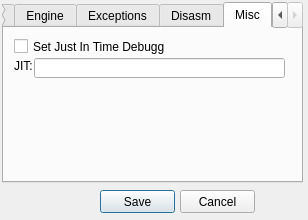
The window that x64_dbg_gui/Project/Src/Gui/SettingsDialog.ui (x64dbg/x64dbg) describes before a commit, drawn with Qt 5.
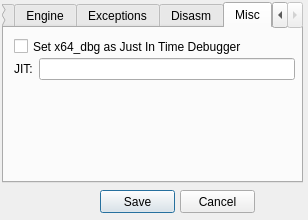
The same window after the commit. The open tabs and pages were chosen to show the change. Icons and pictures are not drawn.

What changed in the file:
```diff
--- a/x64_dbg_gui/Project/Src/Gui/SettingsDialog.ui
+++ b/x64_dbg_gui/Project/Src/Gui/SettingsDialog.ui
@@ -469,39 +469,39 @@
       <rect>
        <x>10</x>
        <y>10</y>
-       <width>151</width>
+       <width>281</width>
        <height>17</height>
       </rect>
      </property>
      <property name="text">
-      <string>Set Just In Time Debugger</string>
+      <string>Set x64_dbg as Just In Time Debugger</string>
      </property>
     </widget>
-    <widget class="QLabel" name="label">
+    <widget class="QWidget" name="">
      <property name="geometry">
       <rect>
        <x>10</x>
        <y>30</y>
-       <width>21</width>
-       <height>16</height>
+       <width>281</width>
+       <height>22</height>
       </rect>
      </property>
-     <property name="text">
-      <string>JIT:</string>
-     </property>
-    </widget>
-    <widget class="QLineEdit" name="editJIT">
-     <property name="geometry">
-      <rect>
-       <x>30</x>
-       <y>30</y>
-       <width>251</width>
-       <height>20</height>
-      </rect>
-     </property>
-     <property name="readOnly">
-      <bool>true</bool>
-     </property>
+     <layout class="QHBoxLayout" name="horizontalLayout">
+      <item>
+       <widget class="QLabel" name="label">
+        <property name="text">
+         <string>JIT:</string>
+        </property>
+       </widget>
+      </item>
+      <item>
+       <widget class="QLineEdit" name="editJIT">
+        <property name="readOnly">
+         <bool>true</bool>
+        </property>
+       </widget>
+      </item>
+     </layout>
     </widget>
    </widget>
   </widget>
```
Left out of the diff: 2 changed lines with no effect on the pictures.
